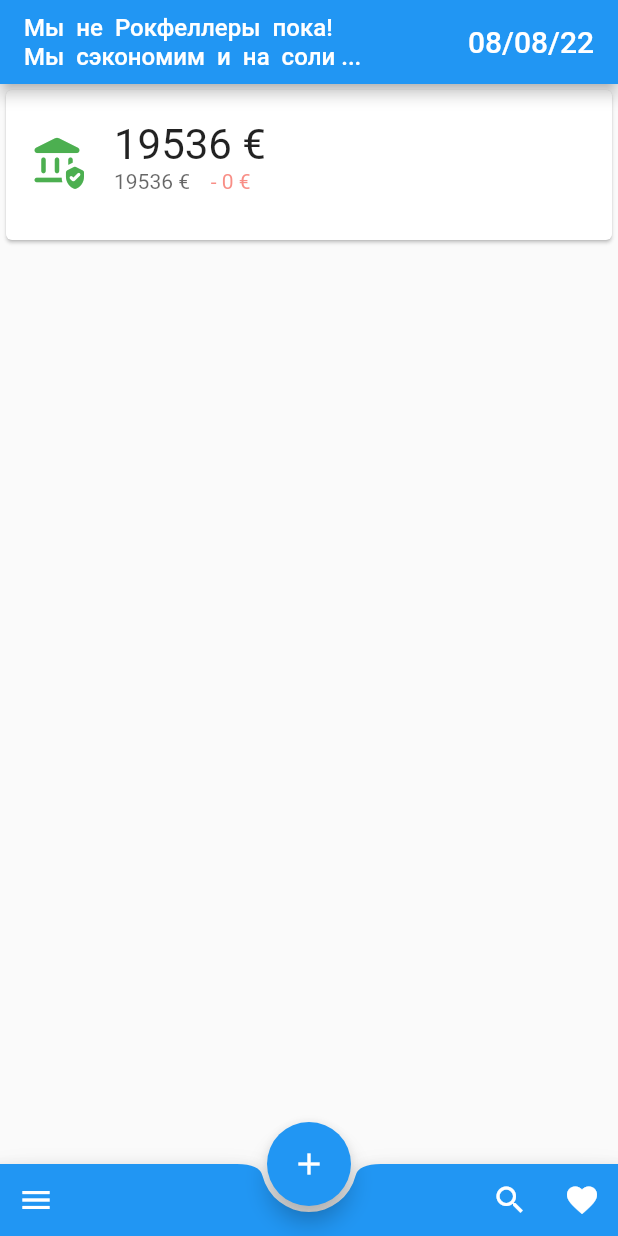
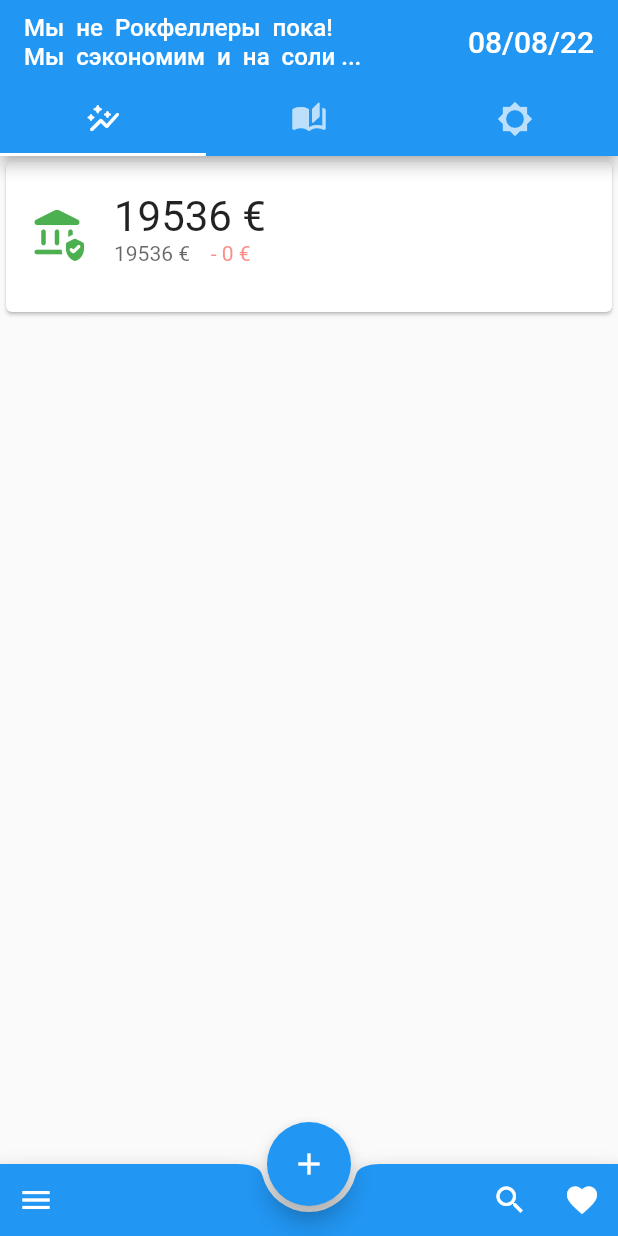
Before and after one commit to AnastasiyaAD/portemonnaie, a Flutter app: the screen it shows after launch, on a phone screen of 412 x 824 dp. Run offline on Flutter 3.47's test engine with Material 2 defaults, Android fonts, the phone set to English and light mode, and no system bars; our stand-ins replace date_format.

Commit message:
add TabBar on Home page

```diff
--- a/lib/presentation/page/home.dart
+++ b/lib/presentation/page/home.dart
@@ -8,9 +8,18 @@ class Home extends StatefulWidget {
   _HomeState createState() => _HomeState();
 }
 
-class _HomeState extends State<Home> {
+class _HomeState extends State<Home> with TickerProviderStateMixin {
+  late TabController _tabController;
   static DateTime currentTime = DateTime.now();
   static String date = formatDate(currentTime, [dd,'/',mm,'/',yy]);
+
+  @override
+  void initState() {
+    super.initState();
+    _tabController = TabController(length: 3, vsync: this);
+  }
+
+
   @override
   Widget build(BuildContext context) {
     return Scaffold(
@@ -22,10 +31,41 @@ class _HomeState extends State<Home> {
             const Text('Мы не Рокфеллеры пока!\nМы сэкономим и на соли ...',
                 style: TextStyle(fontSize: 16.0, wordSpacing: 4)),
             Text(date)
-          ])),
-      body: ListView(
-        children: <Widget>[MoneyCard()],
+          ]),
+          bottom: TabBar(
+            controller: _tabController,
+            isScrollable: false,
+            tabs: <Widget>[
+              Tab(
+                icon: Icon(Icons.auto_graph_rounded),
+              ),
+              Tab(
+                icon: Icon(Icons.auto_stories_rounded),
+              ),
+              Tab(
+                icon: Icon(Icons.brightness_5_sharp),
+              ),
+            ],
+          ),
+        ),
+      body:
+      TabBarView(
+        controller: _tabController,
+        children: <Widget>[
+          Center(
+            child: ListView(
+              children: const <Widget>[MoneyCard()],
+            ),
+          ),
+          Center(
+            child: Text("It's rainy here"),
+          ),
+          Center(
+            child: Text("It's sunny here"),
+          ),
+        ],
       ),
+
       floatingActionButton: FloatingActionButton(
         onPressed: () {},
         tooltip: 'Добавить траты',
```
